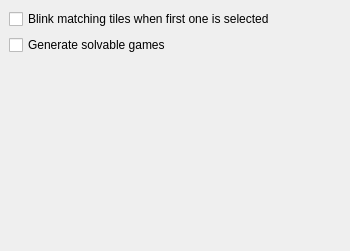
Before: the Qt Designer form src/settings.ui in KDE/kmahjongg, drawn with Qt 5.
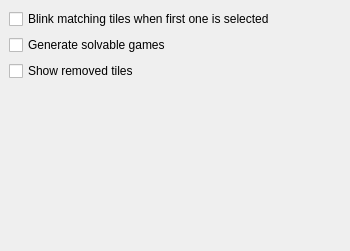
After: the same form once the commit is applied.

Commit message: Add 'Show removed tiles' option in settings dialog

The edit to the form file:
```diff
--- a/src/settings.ui
+++ b/src/settings.ui
@@ -30,6 +30,13 @@
      </property>
     </widget>
    </item>
+   <item>
+    <widget class="QCheckBox" name="kcfg_RemovedTiles" >
+     <property name="text" >
+      <string>Show removed tiles</string>
+     </property>
+    </widget>
+   </item>
    <item>
     <spacer>
      <property name="orientation" >
```
The commit also changes 1 other file.
